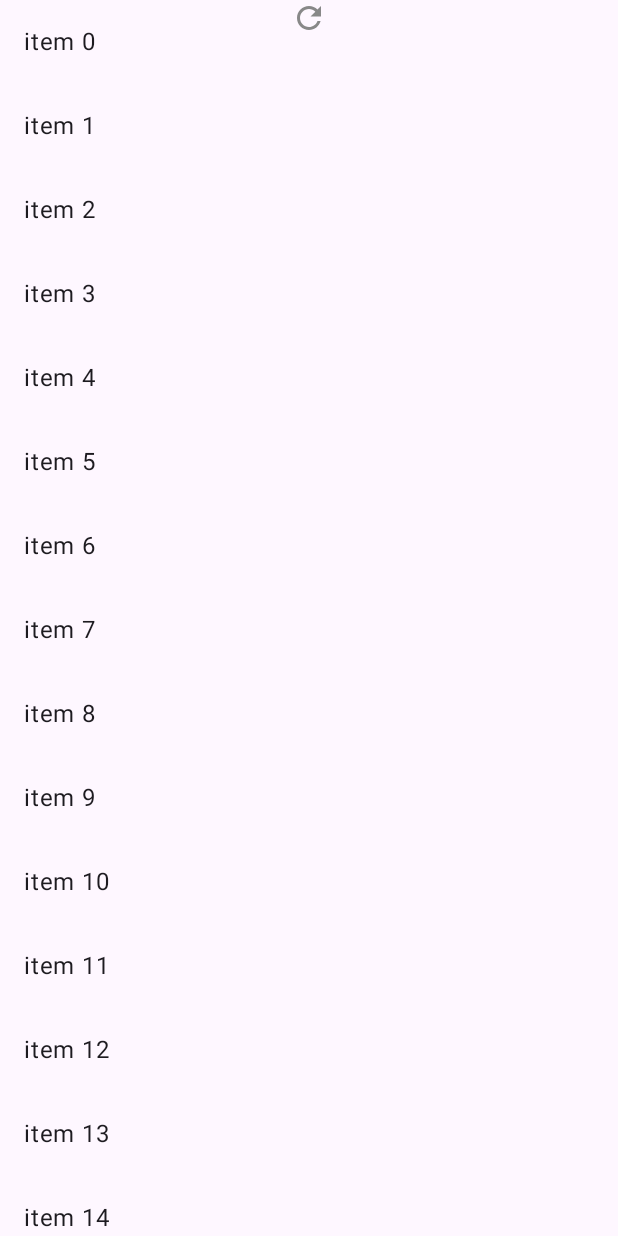
After one commit to hossain72/ComposeExample, an Android app built with Jetpack Compose: the composable PullToRefreshExample shown on its own in the app's theme, on a phone screen of 412 x 824 dp. The commit adds this screen. Run offline under Robolectric (Android 15) with nearby library versions, the phone set to English and light mode, and no system bars; 1 statement that could not run was skipped.

Commit message:
pull to refressh example done

```diff
--- a/app/src/main/java/com/rul/compose_example/MainActivity.kt
+++ b/app/src/main/java/com/rul/compose_example/MainActivity.kt
@@ -9,6 +9,8 @@ import com.rul.compose_example.new_jetpack_compose.navigation_drawer_13.Navigati
 import com.rul.compose_example.new_jetpack_compose.progress_indicator_14.ProgressIndicatorExample
 //import com.rul.compose_example.new_jetpack_compose.pull_to_refresh_15.PullToRefreshExample
 import com.rul.compose_example.new_jetpack_compose.scaffold_12.ScaffoldExample
+//import com.rul.compose_example.new_jetpack_compose.search_bar_16.DropdownSearchBarExample
+//import com.rul.compose_example.new_jetpack_compose.search_bar_16.SearchBarExample
 import com.rul.compose_example.ui.theme.Compose_exampleTheme
 
 class MainActivity : ComponentActivity() {
@@ -33,6 +35,8 @@ class MainActivity : ComponentActivity() {
                 //NavigationDrawerExample()
                 //ProgressIndicatorExample()
                 //PullToRefreshExample()
+                //SearchBarExample()
+                //DropdownSearchBarExample()
             }
         }
     }
--- /dev/null
+++ b/app/src/main/java/com/rul/compose_example/new_jetpack_compose/pull_to_refresh_15/PullToRefreshExample.kt
@@ -0,0 +1,132 @@
+package com.rul.compose_example.new_jetpack_compose.pull_to_refresh_15
+
+import androidx.compose.animation.Crossfade
+import androidx.compose.animation.core.tween
+import androidx.compose.foundation.layout.*
+import androidx.compose.foundation.layout.fillMaxSize
+import androidx.compose.foundation.lazy.LazyColumn
+import androidx.compose.foundation.lazy.items
+import androidx.compose.material.icons.Icons
+import androidx.compose.material.icons.filled.Refresh
+import androidx.compose.material3.CircularProgressIndicator
+import androidx.compose.material3.ExperimentalMaterial3Api
+import androidx.compose.material3.Icon
+import androidx.compose.material3.ListItem
+import androidx.compose.material3.Text
+import androidx.compose.material3.pulltorefresh.*
+import androidx.compose.runtime.*
+import androidx.compose.ui.*
+import androidx.compose.ui.Modifier
+import androidx.compose.ui.graphics.Color
+import androidx.compose.ui.tooling.preview.Preview
+import androidx.compose.ui.unit.dp
+import kotlinx.coroutines.*
+
+
+@Composable
+fun PullToRefreshExample() {
+    var scope = rememberCoroutineScope()
+    var isRefreshing by remember {
+        mutableStateOf(false)
+    }
+    var items by remember {
+        mutableStateOf(List(20) { "item $it" })
+    }
+
+    fun refreshItem() {
+        scope.launch {
+            isRefreshing = true
+            delay(timeMillis = 2000)
+            items = List(20) { "item #${(0..100).random()}" }
+            isRefreshing = false
+        }
+
+    }
+
+    PullToRefreshCustomIndicationSample(
+        item = items,
+        isRefresh = isRefreshing,
+        onRefresh = { refreshItem() },
+    )
+
+}
+
+@OptIn(ExperimentalMaterial3Api::class)
+@Composable
+fun PullToRefreshCustomIndicationSample(
+    item: List<String>, isRefresh: Boolean, onRefresh: () -> Unit, modifier: Modifier = Modifier
+) {
+    val state = rememberPullToRefreshState()
+
+    PullToRefreshBox(
+        isRefreshing = isRefresh,
+        onRefresh = onRefresh,
+        state = state,
+        modifier = modifier.fillMaxSize(),
+        indicator = {
+            MyCustomIndicator(state = state, isRefreshing = isRefresh)
+        }) {
+        LazyColumn(Modifier.fillMaxSize()) {
+            items(item) {
+                ListItem(
+                    headlineContent = { Text(it) }
+                )
+            }
+        }
+    }
+
+}
+
+
+@OptIn(ExperimentalMaterial3Api::class)
+@Composable
+fun MyCustomIndicator(
+    state: PullToRefreshState,
+    isRefreshing: Boolean,
+    modifier: Modifier = Modifier
+) {
+    // Parent Box to track full gesture area (don't apply background here)
+    Box(
+        modifier = modifier.fillMaxWidth(),
+        contentAlignment = Alignment.Center
+    ) {
+        // Actual indicator box with size and styling, applies the modifier here
+        Box(
+            modifier = modifier
+                .pullToRefreshIndicator(
+                    state = state,
+                    isRefreshing = isRefreshing,
+                    threshold = PullToRefreshDefaults.PositionalThreshold,
+                    // Transparent so no full-width background
+                    containerColor =PullToRefreshDefaults.containerColor,
+                )
+                .wrapContentSize() // Ensures indicator only takes required space
+        ) {
+            Crossfade(
+                targetState = isRefreshing,
+                animationSpec = tween(300)
+            ) { refreshing ->
+                if (refreshing) {
+                    CircularProgressIndicator(
+                        modifier = Modifier.size(24.dp),
+                        strokeWidth = 2.dp
+                    )
+                } else {
+                    Icon(
+                        imageVector = Icons.Default.Refresh,
+                        contentDescription = "Pull to Refresh",
+                        tint = Color.Gray,
+                        modifier = Modifier.size(24.dp)
+                    )
+                }
+            }
+        }
+    }
+}
+
+
+@Preview(showSystemUi = true)
+@Composable
+fun Preview_PullToRefreshExample() {
+    PullToRefreshExample()
+}
--- /dev/null
+++ b/app/src/main/res/drawable/outline_content_copy_24.xml
@@ -0,0 +1,5 @@
+<vector xmlns:android="http://schemas.android.com/apk/res/android" android:autoMirrored="true" android:height="24dp" android:tint="#000000" android:viewportHeight="960" android:viewportWidth="960" android:width="24dp">
+
+    <path android:fillColor="@android:color/white" android:pathData="M360,720Q327,720 303.5,696.5Q280,673 280,640L280,160Q280,127 303.5,103.5Q327,80 360,80L720,80Q753,80 776.5,103.5Q800,127 800,160L800,640Q800,673 776.5,696.5Q753,720 720,720L360,720ZM360,640L720,640Q720,640 720,640Q720,640 720,640L720,160Q720,160 720,160Q720,160 720,160L360,160Q360,160 360,160Q360,160 360,160L360,640Q360,640 360,640Q360,640 360,640ZM200,880Q167,880 143.5,856.5Q120,833 120,800L120,240L200,240L200,800Q200,800 200,800Q200,800 200,800L640,800L640,880L200,880ZM360,640Q360,640 360,640Q360,640 360,640L360,160Q360,160 360,160Q360,160 360,160L360,160Q360,160 360,160Q360,160 360,160L360,640Q360,640 360,640Q360,640 360,640Z"/>
+
+</vector>
```
Also changed, not shown: gradle/libs.versions.toml (+5 -5 lines).
